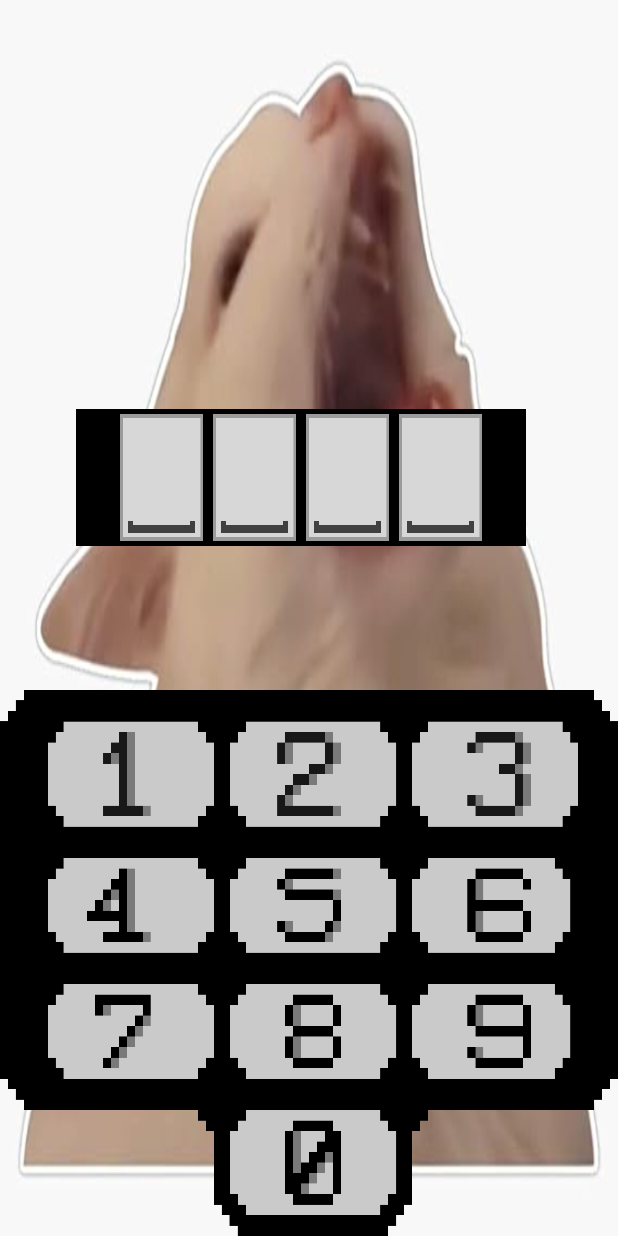
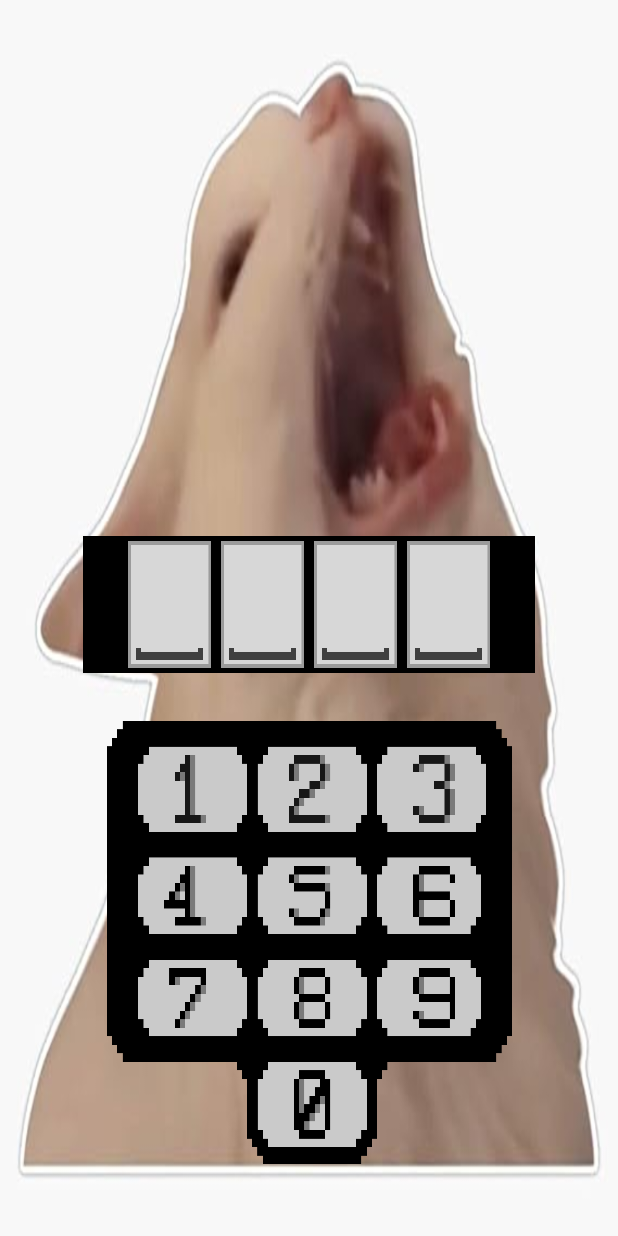
Before and after one commit to Poesero/Whac_A_Hacker, an Android app: the GameActivity screen opened directly, with no data from a screen before it, on a phone screen of 412 x 824 dp. Run offline under Robolectric (Android 15) with nearby library versions, the phone set to English and light mode, and no system bars.

Commit message:
Adjusting activity_game.xml to better fit in the next 2 new buttons to be added (delete and send), really thinking about pushing all further from the bottom in order to make all slightly bigger.
Also add some comments.

```diff
--- a/app/src/main/java/com/whac_a_hacker/GameActivity.kt
+++ b/app/src/main/java/com/whac_a_hacker/GameActivity.kt
@@ -16,7 +16,8 @@ class GameActivity : AppCompatActivity() {
         super.onCreate(savedInstanceState)
         setContentView(R.layout.activity_game)
     }
-    //Recorre las 4 posiciones a medida que escribe lo el numero del jugador
+
+    //Goes from first to forth position while writing down the player's number
     fun btnClick(view: View) {
         val btnSelected = view as Button
         Log.i("ButtonClicked", "Button ${btnSelected.text} was pressed")
@@ -28,8 +29,7 @@ class GameActivity : AppCompatActivity() {
 
     }
 
-
-    //Remplaza el valor de la posición actual con el valor del numero presionado
+    //Replace the value of the current position with the value of the number pressed
     private fun insertPlayersNumber(currentCell:ImageView, btnSelected:Button){
             when(btnSelected.id) {
                 R.id.btn_1 -> currentCell.setImageResource(R.drawable.cell_1)
--- a/app/src/main/java/com/whac_a_hacker/MainActivity.kt
+++ b/app/src/main/java/com/whac_a_hacker/MainActivity.kt
@@ -7,6 +7,7 @@ import android.util.Log
 import android.widget.Button
 
 class MainActivity : AppCompatActivity() {
+    // This is going to work as a main menu
     override fun onCreate(savedInstanceState: Bundle?) {
         super.onCreate(savedInstanceState)
         setContentView(R.layout.activity_main)
--- a/app/src/main/res/layout/activity_game.xml
+++ b/app/src/main/res/layout/activity_game.xml
@@ -10,8 +10,9 @@
 
     <TableLayout
         android:id="@+id/tableLayout"
-        android:layout_width="match_parent"
-        android:layout_height="364dp"
+        android:layout_width="270dp"
+        android:layout_height="295dp"
+        android:layout_marginBottom="48dp"
         android:background="@drawable/dial"
         app:layout_constraintBottom_toBottomOf="parent"
         app:layout_constraintEnd_toEndOf="parent"
@@ -27,26 +28,22 @@
             <Button
                 android:id="@+id/btn_1"
                 style="?android:attr/buttonBarButtonStyle"
-                android:layout_width="45pt"
-                android:layout_height="33pt"
-                android:layout_marginTop="4pt"
+                android:layout_width="match_parent"
+                android:layout_height="match_parent"
                 android:onClick="btnClick" />
 
             <Button
                 android:id="@+id/btn_2"
                 style="?android:attr/buttonBarButtonStyle"
-                android:layout_width="45pt"
-                android:layout_height="33pt"
-                android:layout_marginHorizontal="6pt"
-                android:layout_marginTop="4pt"
+                android:layout_width="match_parent"
+                android:layout_height="match_parent"
                 android:onClick="btnClick" />
 
             <Button
                 android:id="@+id/btn_3"
                 style="?android:attr/buttonBarButtonStyle"
-                android:layout_width="45pt"
-                android:layout_height="33pt"
-                android:layout_marginTop="4pt"
+                android:layout_width="match_parent"
+                android:layout_height="match_parent"
                 android:onClick="btnClick" />
         </TableRow>
 
@@ -59,23 +56,22 @@
             <Button
                 android:id="@+id/btn_4"
                 style="?android:attr/buttonBarButtonStyle"
-                android:layout_width="45pt"
-                android:layout_height="33pt"
+                android:layout_width="match_parent"
+                android:layout_height="match_parent"
                 android:onClick="btnClick" />
 
             <Button
                 android:id="@+id/btn_5"
                 style="?android:attr/buttonBarButtonStyle"
-                android:layout_width="45pt"
-                android:layout_height="33pt"
-                android:layout_marginHorizontal="6pt"
+                android:layout_width="match_parent"
+                android:layout_height="match_parent"
                 android:onClick="btnClick" />
 
             <Button
                 android:id="@+id/btn_6"
                 style="?android:attr/buttonBarButtonStyle"
-                android:layout_width="45pt"
-                android:layout_height="33pt"
+                android:layout_width="match_parent"
+                android:layout_height="match_parent"
                 android:onClick="btnClick" />
         </TableRow>
 
@@ -89,23 +85,23 @@
 
                 android:id="@+id/btn_7"
                 style="?android:attr/buttonBarButtonStyle"
-                android:layout_width="45pt"
-                android:layout_height="33pt"
+                android:layout_width="match_parent"
+                android:layout_height="match_parent"
                 android:onClick="btnClick" />
 
             <Button
                 android:id="@+id/btn_8"
                 style="?android:attr/buttonBarButtonStyle"
-                android:layout_width="45pt"
-                android:layout_height="33pt"
-                android:layout_marginHorizontal="6pt"
+                android:layout_width="match_parent"
+                android:layout_height="match_parent"
+
                 android:onClick="btnClick" />
 
             <Button
                 android:id="@+id/btn_9"
                 style="?android:attr/buttonBarButtonStyle"
-                android:layout_width="45pt"
-                android:layout_height="33pt"
+                android:layout_width="match_parent"
+                android:layout_height="match_parent"
                 android:onClick="btnClick" />
         </TableRow>
 
@@ -118,23 +114,23 @@
             <Button
                 android:id="@+id/btn_0"
                 style="?android:attr/buttonBarButtonStyle"
-                android:layout_width="45pt"
-                android:layout_height="33pt"
-                android:layout_marginBottom="1pt"
+                android:layout_width="match_parent"
+                android:layout_height="match_parent"
                 android:onClick="btnClick" />
+
         </TableRow>
     </TableLayout>
 
     <TableRow
         android:id="@+id/display"
-        android:layout_width="300dp"
+        android:layout_width="301dp"
         android:layout_height="91dp"
-        android:layout_marginBottom="96dp"
+        android:layout_marginBottom="32dp"
         android:background="@color/black"
         android:gravity="center"
         app:layout_constraintBottom_toTopOf="@+id/tableLayout"
         app:layout_constraintEnd_toEndOf="parent"
-        app:layout_constraintHorizontal_bias="0.454"
+        app:layout_constraintHorizontal_bias="0.5"
         app:layout_constraintStart_toStartOf="parent">
 
 
```
